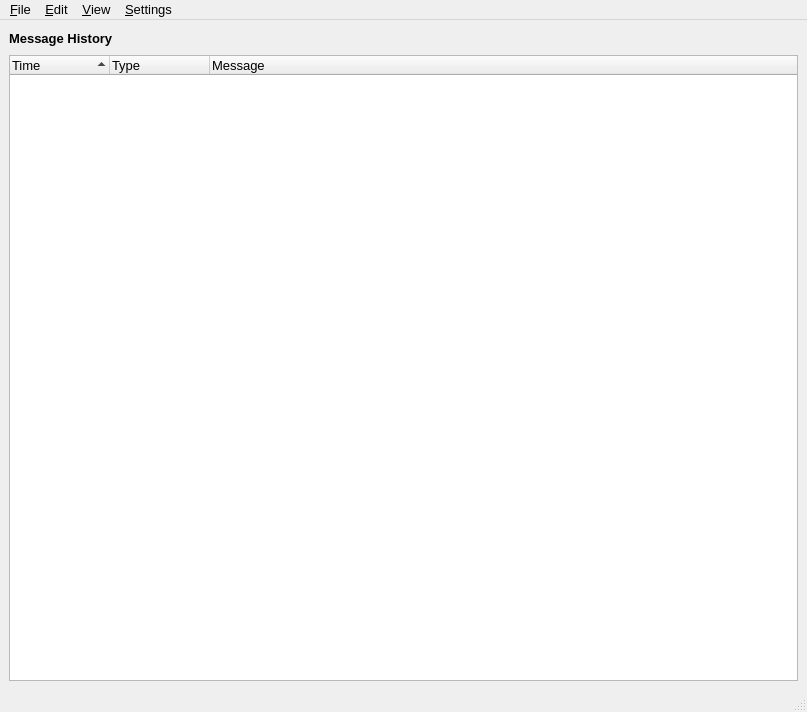
Above: src/gui/messagelog/messagelog.ui from a-ilin/vidalia before the change. Below: the same form after it.
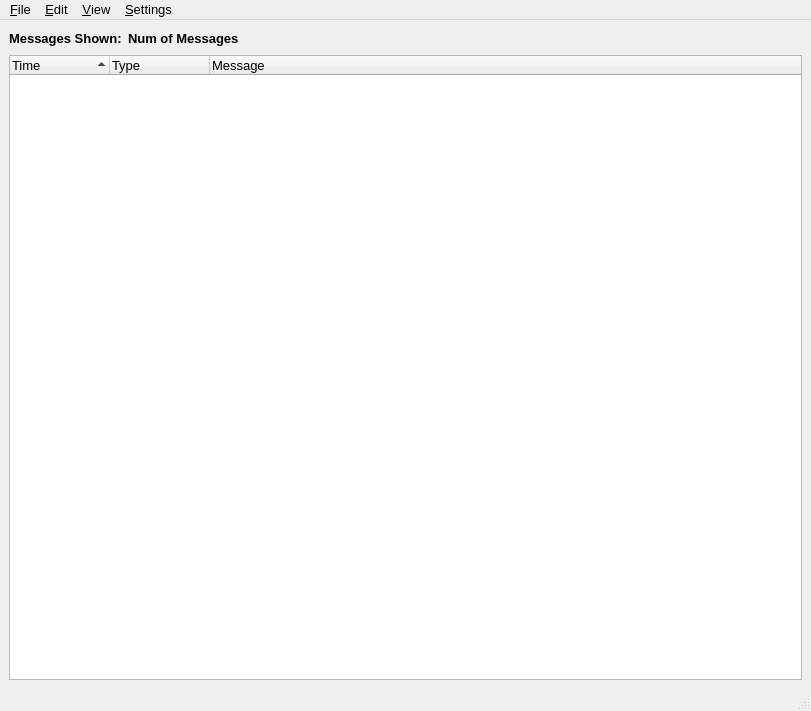
That is the form after the change. Icons and pictures are not drawn.

Commit message:
Saving of messages now works. Added Message counter to form.
svn:r137

Diff of the .ui file:
```diff
--- a/src/gui/messagelog/messagelog.ui
+++ b/src/gui/messagelog/messagelog.ui
@@ -8,8 +8,8 @@
    <rect>
     <x>0</x>
     <y>0</y>
-    <width>807</width>
-    <height>712</height>
+    <width>811</width>
+    <height>711</height>
    </rect>
   </property>
   <property name="font" >
@@ -38,14 +38,6 @@
      <number>6</number>
     </property>
     <item>
-     <layout class="QVBoxLayout" >
-      <property name="margin" >
-       <number>0</number>
-      </property>
-      <property name="spacing" >
-       <number>6</number>
-      </property>
-      <item>
        <layout class="QHBoxLayout" >
         <property name="margin" >
          <number>0</number>
@@ -54,9 +46,22 @@
          <number>6</number>
         </property>
         <item>
-         <widget class="QLabel" name="label" >
+       <widget class="QLabel" name="label_3" >
+        <property name="contextMenuPolicy" >
+         <enum>Qt::NoContextMenu</enum>
+        </property>
           <property name="text" >
-           <string>&lt;html>&lt;head>&lt;meta name="qrichtext" content="1" />&lt;/head>&lt;body style=" white-space: pre-wrap; font-family:Arial; font-size:10pt; font-weight:400; font-style:normal; text-decoration:none;">&lt;p style=" margin-top:0px; margin-bottom:0px; margin-left:0px; margin-right:0px; -qt-block-indent:0; text-indent:0px;">&lt;span style=" font-weight:600;">Message History&lt;/span>&lt;/p>&lt;/body>&lt;/html></string>
+         <string>&lt;html>&lt;head>&lt;meta name="qrichtext" content="1" />&lt;/head>&lt;body style=" white-space: pre-wrap; font-family:Arial; font-size:10pt; font-weight:400; font-style:normal; text-decoration:none;">&lt;p style=" margin-top:0px; margin-bottom:0px; margin-left:0px; margin-right:0px; -qt-block-indent:0; text-indent:0px;">&lt;span style=" font-weight:600;">Messages Shown:&lt;/span>&lt;/p>&lt;/body>&lt;/html></string>
+        </property>
+       </widget>
+      </item>
+      <item>
+       <widget class="QLabel" name="lblMessageCount" >
+        <property name="contextMenuPolicy" >
+         <enum>Qt::NoContextMenu</enum>
+        </property>
+        <property name="text" >
+         <string>&lt;html>&lt;head>&lt;meta name="qrichtext" content="1" />&lt;/head>&lt;body style=" white-space: pre-wrap; font-family:Arial; font-size:10pt; font-weight:400; font-style:normal; text-decoration:none;">&lt;p style=" margin-top:0px; margin-bottom:0px; margin-left:0px; margin-right:0px; -qt-block-indent:0; text-indent:0px;">&lt;span style=" font-weight:600;">Num of Messages&lt;/span>&lt;/p>&lt;/body>&lt;/html></string>
           </property>
          </widget>
         </item>
@@ -119,27 +124,16 @@
        </widget>
       </item>
      </layout>
-    </item>
-   </layout>
   </widget>
   <widget class="QMenuBar" name="menubar" >
    <property name="geometry" >
     <rect>
      <x>0</x>
      <y>0</y>
-     <width>807</width>
+     <width>811</width>
      <height>19</height>
     </rect>
    </property>
-   <widget class="QMenu" name="menu_File" >
-    <property name="title" >
-     <string>&amp;File</string>
-    </property>
-    <addaction name="actionSave_All" />
-    <addaction name="actionSave_Selected" />
-    <addaction name="separator" />
-    <addaction name="actionClose" />
-   </widget>
    <widget class="QMenu" name="menu_View" >
     <property name="title" >
      <string>&amp;View</string>
@@ -160,6 +154,15 @@
     <addaction name="actionMessage_Filters" />
     <addaction name="actionHistory_Size" />
    </widget>
+   <widget class="QMenu" name="menu_File" >
+    <property name="title" >
+     <string>&amp;File</string>
+    </property>
+    <addaction name="actionSave_All" />
+    <addaction name="actionSave_Selected" />
+    <addaction name="separator" />
+    <addaction name="actionClose" />
+   </widget>
    <addaction name="menu_File" />
    <addaction name="menu_Edit" />
    <addaction name="menu_View" />
@@ -169,8 +172,8 @@
    <property name="geometry" >
     <rect>
      <x>0</x>
-     <y>690</y>
-     <width>807</width>
+     <y>689</y>
+     <width>811</width>
      <height>22</height>
     </rect>
    </property>
```
Left out of the diff: 3 changed lines with no effect on the pictures. Lines whose indentation alone changed are shown as unchanged. The commit also changes 2 other files.
